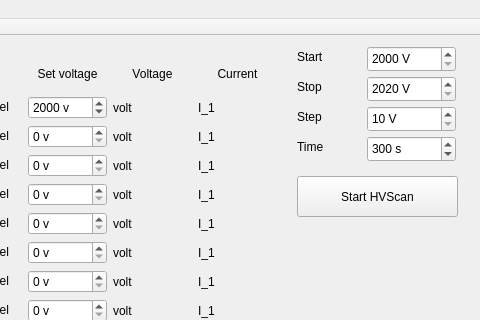
The window that mainwindow.ui (aspirantip/spascharm_hvp) describes before a commit, drawn with Qt 5; both pictures show x 83 to 563 and y 0 to 320 of the 563 by 486 pixel window.
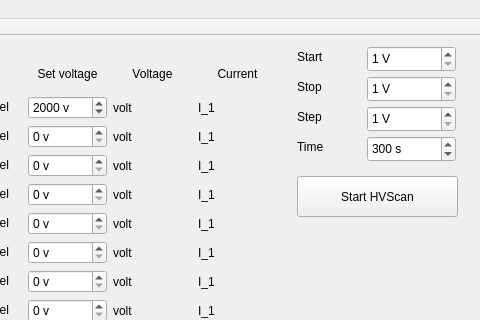
The same window after the commit.

```diff
--- a/mainwindow.ui
+++ b/mainwindow.ui
@@ -69,7 +69,7 @@
      <string/>
     </property>
     <property name="minimum">
-     <number>2000</number>
+     <number>1</number>
     </property>
     <property name="maximum">
      <number>2600</number>
@@ -91,7 +91,7 @@
      <string/>
     </property>
     <property name="minimum">
-     <number>2020</number>
+     <number>1</number>
     </property>
     <property name="maximum">
      <number>2600</number>
@@ -113,7 +113,7 @@
      <string/>
     </property>
     <property name="minimum">
-     <number>10</number>
+     <number>1</number>
     </property>
     <property name="maximum">
      <number>200</number>
```
Left out of the diff: 3 changed lines with no effect on the pictures.
